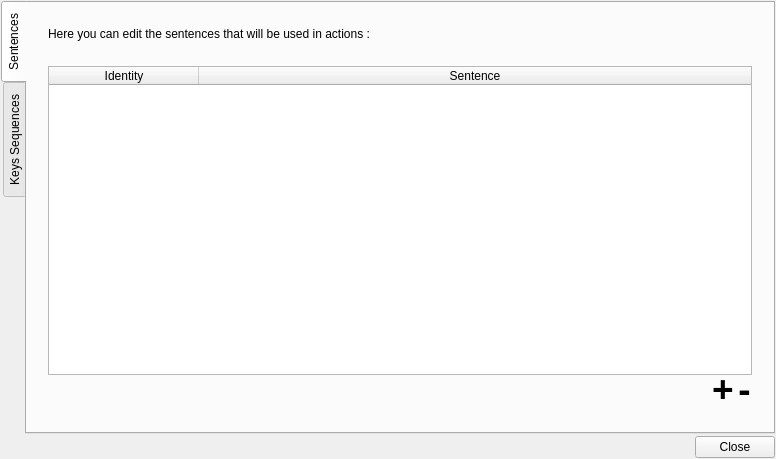
The window that ui/DataEditDialog.ui (AmirHammouteneEI/ScheduledPasteAndKeys) describes before a commit, drawn with Qt 5.
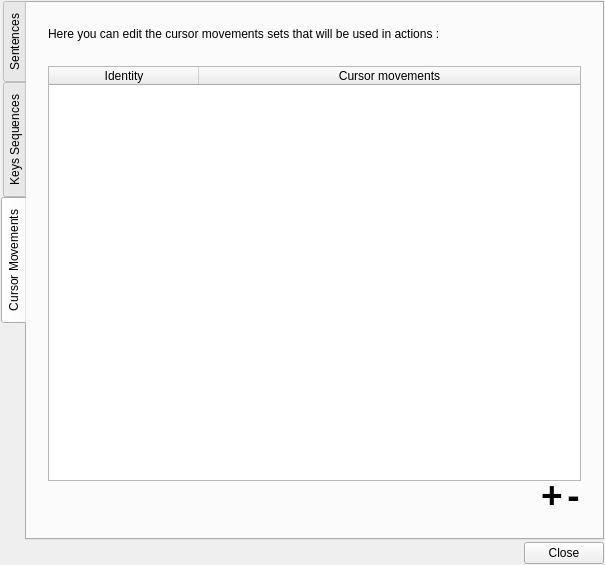
The same window after the commit. The open tabs and pages were chosen to show the change. Custom widgets are drawn as their Qt base class.

Commit message: Basic Cursor movements functionality finished

Patch:
```diff
--- a/ui/DataEditDialog.ui
+++ b/ui/DataEditDialog.ui
@@ -6,8 +6,8 @@
    <rect>
     <x>0</x>
     <y>0</y>
-    <width>776</width>
-    <height>459</height>
+    <width>605</width>
+    <height>565</height>
    </rect>
   </property>
   <property name="windowTitle">
@@ -533,6 +533,254 @@
        </item>
       </layout>
      </widget>
+     <widget class="QWidget" name="tabCursorMovements">
+      <attribute name="title">
+       <string>Cursor Movements</string>
+      </attribute>
+      <layout class="QVBoxLayout" name="verticalLayout_4">
+       <property name="spacing">
+        <number>2</number>
+       </property>
+       <property name="leftMargin">
+        <number>1</number>
+       </property>
+       <property name="topMargin">
+        <number>1</number>
+       </property>
+       <property name="rightMargin">
+        <number>1</number>
+       </property>
+       <property name="bottomMargin">
+        <number>1</number>
+       </property>
+       <item>
+        <layout class="QGridLayout" name="gridLayout_3">
+         <property name="bottomMargin">
+          <number>0</number>
+         </property>
+         <property name="spacing">
+          <number>2</number>
+         </property>
+         <item row="5" column="2">
+          <spacer name="verticalSpacer_7">
+           <property name="orientation">
+            <enum>Qt::Orientation::Vertical</enum>
+           </property>
+           <property name="sizeType">
+            <enum>QSizePolicy::Policy::Preferred</enum>
+           </property>
+           <property name="sizeHint" stdset="0">
+            <size>
+             <width>20</width>
+             <height>20</height>
+            </size>
+           </property>
+          </spacer>
+         </item>
+         <item row="0" column="0">
+          <spacer name="verticalSpacer_8">
+           <property name="orientation">
+            <enum>Qt::Orientation::Vertical</enum>
+           </property>
+           <property name="sizeType">
+            <enum>QSizePolicy::Policy::Preferred</enum>
+           </property>
+           <property name="sizeHint" stdset="0">
+            <size>
+             <width>20</width>
+             <height>20</height>
+            </size>
+           </property>
+          </spacer>
+         </item>
+         <item row="1" column="0">
+          <spacer name="horizontalSpacer_7">
+           <property name="orientation">
+            <enum>Qt::Orientation::Horizontal</enum>
+           </property>
+           <property name="sizeType">
+            <enum>QSizePolicy::Policy::Preferred</enum>
+           </property>
+           <property name="sizeHint" stdset="0">
+            <size>
+             <width>20</width>
+             <height>20</height>
+            </size>
+           </property>
+          </spacer>
+         </item>
+         <item row="1" column="1">
+          <widget class="QLabel" name="label_3">
+           <property name="text">
+            <string>Here you can edit the cursor movements sets that will be used in actions :</string>
+           </property>
+          </widget>
+         </item>
+         <item row="3" column="1">
+          <widget class="CursorMovementsTableWidget" name="cursorMovementsTableWidget">
+           <property name="editTriggers">
+            <set>QAbstractItemView::EditTrigger::NoEditTriggers</set>
+           </property>
+           <property name="showDropIndicator" stdset="0">
+            <bool>false</bool>
+           </property>
+           <property name="dragDropOverwriteMode">
+            <bool>false</bool>
+           </property>
+           <property name="alternatingRowColors">
+            <bool>true</bool>
+           </property>
+           <property name="selectionMode">
+            <enum>QAbstractItemView::SelectionMode::SingleSelection</enum>
+           </property>
+           <property name="selectionBehavior">
+            <enum>QAbstractItemView::SelectionBehavior::SelectRows</enum>
+           </property>
+           <property name="rowCount">
+            <number>0</number>
+           </property>
+           <property name="columnCount">
+            <number>2</number>
+           </property>
+           <attribute name="horizontalHeaderMinimumSectionSize">
+            <number>60</number>
+           </attribute>
+           <attribute name="horizontalHeaderDefaultSectionSize">
+            <number>150</number>
+           </attribute>
+           <attribute name="horizontalHeaderStretchLastSection">
+            <bool>true</bool>
+           </attribute>
+           <attribute name="verticalHeaderVisible">
+            <bool>false</bool>
+           </attribute>
+           <column>
+            <property name="text">
+             <string>Identity</string>
+            </property>
+           </column>
+           <column>
+            <property name="text">
+             <string>Cursor movements</string>
+            </property>
+           </column>
+          </widget>
+         </item>
+         <item row="2" column="1">
+          <spacer name="verticalSpacer_9">
+           <property name="orientation">
+            <enum>Qt::Orientation::Vertical</enum>
+           </property>
+           <property name="sizeType">
+            <enum>QSizePolicy::Policy::Fixed</enum>
+           </property>
+           <property name="sizeHint" stdset="0">
+            <size>
+             <width>20</width>
+             <height>20</height>
+            </size>
+           </property>
+          </spacer>
+         </item>
+         <item row="3" column="2">
+          <spacer name="horizontalSpacer_8">
+           <property name="orientation">
+            <enum>Qt::Orientation::Horizontal</enum>
+           </property>
+           <property name="sizeType">
+            <enum>QSizePolicy::Policy::Preferred</enum>
+           </property>
+           <property name="sizeHint" stdset="0">
+            <size>
+             <width>20</width>
+             <height>20</height>
+            </size>
+           </property>
+          </spacer>
+         </item>
+         <item row="4" column="1">
+          <layout class="QHBoxLayout" name="horizontalLayout_3">
+           <item>
+            <spacer name="horizontalSpacer_9">
+             <property name="orientation">
+              <enum>Qt::Orientation::Horizontal</enum>
+             </property>
+             <property name="sizeHint" stdset="0">
+              <size>
+               <width>40</width>
+               <height>20</height>
+              </size>
+             </property>
+            </spacer>
+           </item>
+           <item>
+            <widget class="QPushButton" name="addCursorMovementsButton">
+             <property name="sizePolicy">
+              <sizepolicy hsizetype="Minimum" vsizetype="Minimum">
+               <horstretch>0</horstretch>
+               <verstretch>0</verstretch>
+              </sizepolicy>
+             </property>
+             <property name="maximumSize">
+              <size>
+               <width>45</width>
+               <height>45</height>
+              </size>
+             </property>
+             <property name="font">
+              <font>
+               <pointsize>28</pointsize>
+               <bold>true</bold>
+              </font>
+             </property>
+             <property name="styleSheet">
+              <string notr="true">QPushButton{padding-top:-10px;}</string>
+             </property>
+             <property name="text">
+              <string notr="true">+</string>
+             </property>
+             <property name="flat">
+              <bool>true</bool>
+             </property>
+            </widget>
+           </item>
+           <item>
+            <widget class="QPushButton" name="removeCursorMovementsButton">
+             <property name="sizePolicy">
+              <sizepolicy hsizetype="Minimum" vsizetype="Minimum">
+               <horstretch>0</horstretch>
+               <verstretch>0</verstretch>
+              </sizepolicy>
+             </property>
+             <property name="maximumSize">
+              <size>
+               <width>45</width>
+               <height>45</height>
+              </size>
+             </property>
+             <property name="font">
+              <font>
+               <pointsize>28</pointsize>
+               <bold>true</bold>
+              </font>
+             </property>
+             <property name="styleSheet">
+              <string notr="true">QPushButton{padding-top:-10px;}</string>
+             </property>
+             <property name="text">
+              <string notr="true">-</string>
+             </property>
+             <property name="flat">
+              <bool>true</bool>
+             </property>
+            </widget>
+           </item>
+          </layout>
+         </item>
+        </layout>
+       </item>
+      </layout>
+     </widget>
     </widget>
    </item>
    <item>
@@ -553,6 +801,11 @@
    <extends>QTableWidget</extends>
    <header location="global">ui/KeysSequencesTableWidget.h</header>
   </customwidget>
+  <customwidget>
+   <class>CursorMovementsTableWidget</class>
+   <extends>QTableWidget</extends>
+   <header location="global">ui/CursorMovementsTableWidget.h</header>
+  </customwidget>
   <customwidget>
    <class>SentencesTableWidget</class>
    <extends>QTableWidget</extends>
```
Left out of the diff: 62 changed lines with no effect on the pictures. The commit also changes 23 other files.
